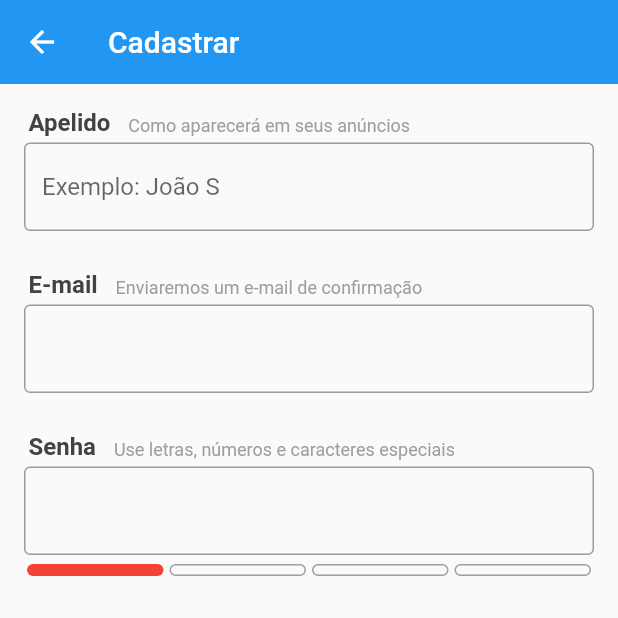
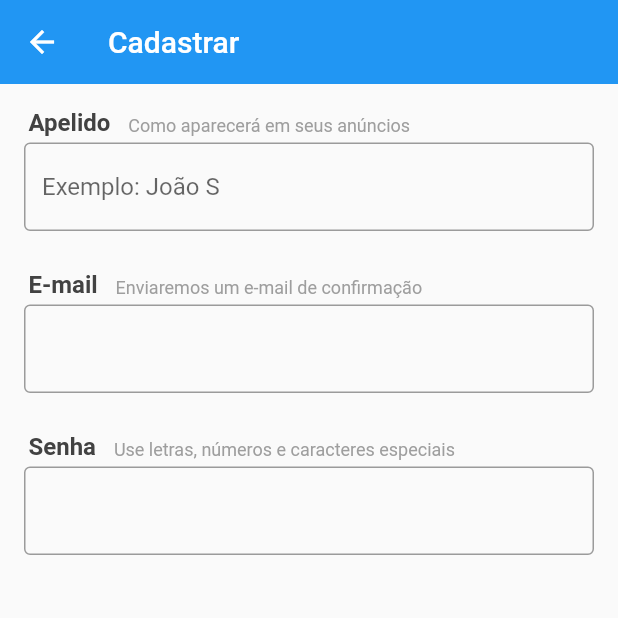
Before and after one commit to dieinimymaganha/olx, a Flutter app: the SignUpScreen screen opened directly, on a phone screen of 412 x 824 dp, the top half of it. Run offline on Flutter 3.47's test engine with Material 2 defaults, Android fonts, the phone set to English and light mode, and no system bars; our stand-ins replace brasil_fields, parse_server_sdk, rxdart.

```diff
--- a/xlo/lib/screens/signup/widgets/password_field.dart
+++ b/xlo/lib/screens/signup/widgets/password_field.dart
@@ -1,6 +1,12 @@
+import 'package:flutter/cupertino.dart';
 import 'package:flutter/material.dart';
 
 class PasswordField extends StatelessWidget {
+
+  PasswordField({this.onSaved});
+
+  final FormFieldSetter<String> onSaved;
+
   @override
   Widget build(BuildContext context) {
 
@@ -20,14 +26,23 @@ class PasswordField extends StatelessWidget {
 
     return FormField<String>(
       initialValue: '',
+      onSaved: onSaved,
+      validator: (text){
+        if(text.isEmpty || _calcScore(text) < 2)
+          return 'Senha inválida';
+        return null;
+      },
+      autovalidate: true,
       builder: (state){
         return Column(
+          crossAxisAlignment: CrossAxisAlignment.stretch,
           children: <Widget>[
             TextField(
               decoration: const InputDecoration(border: OutlineInputBorder()),
               obscureText: true,
               onChanged: state.didChange,
             ),
+            if(state.value.isNotEmpty)
               Container(
                 margin: const EdgeInsets.only(top: 6),
                 height: 8,
@@ -40,6 +55,17 @@ class PasswordField extends StatelessWidget {
                   ],
                 ),
               ),
+            Padding(
+              padding: const EdgeInsets.only(top: 6, left: 10),
+              child: state.value.isNotEmpty || state.hasError ? Text(
+                state.value.isNotEmpty ? _getText(_calcScore(state.value)) : state.errorText,
+                textAlign: TextAlign.start,
+                style: TextStyle(
+                  color: _getColor(_calcScore(state.value)),
+                  fontSize: 12,
+                ),
+              ) : Container(),
+            )
           ],
         );
       },
@@ -72,5 +98,18 @@ class PasswordField extends StatelessWidget {
     }
   }
 
-
+  String _getText(int level) {
+    switch (level) {
+      case 0:
+        return 'Senha muito fraca';
+      case 1:
+        return 'Senha razoavelmente fraca';
+      case 2:
+        return 'Senha razoavelmente forte';
+      case 3:
+        return 'Senha forte';
+      default:
+        return '';
     }
+  }
+}
```
Lines whose indentation alone changed are shown as unchanged.
